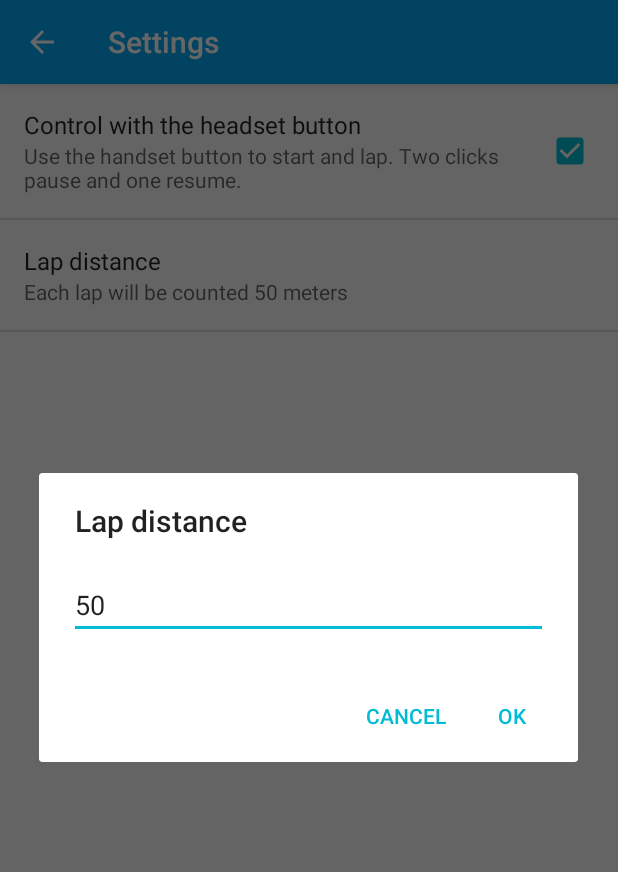
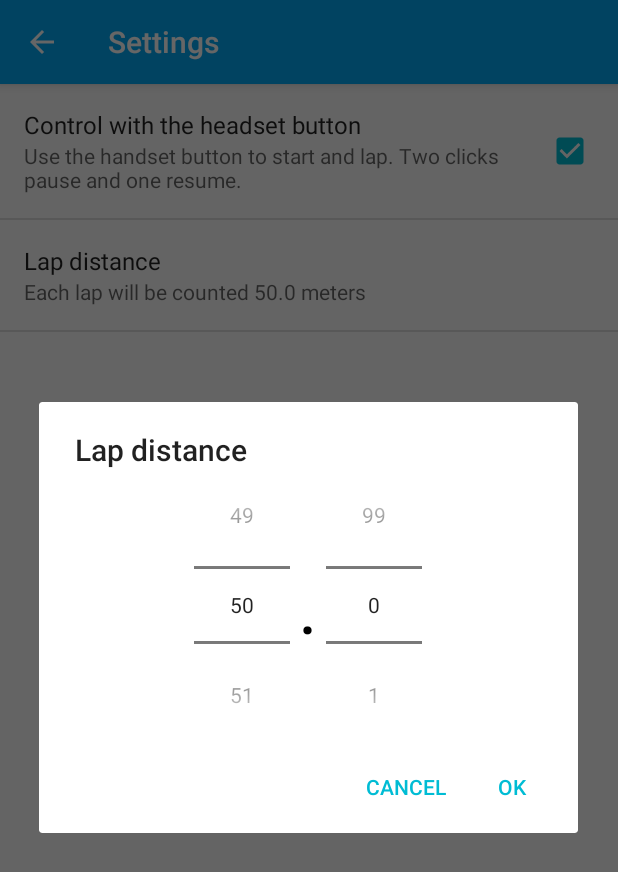
Before and after one commit to helpdeveloper/LapsCounter, an Android app: the SettingsActivity screen opened directly, with no data from a screen before it, after a tap on "Lap distance", on a phone screen of 412 x 824 dp. Shown: the top 872 px of the screen. Run offline under Robolectric (Android 15) with nearby library versions, the light colour scheme and no system bars; 1 other tap on this screen came first.

Commit message:
new Widget FloatPickerPreference

```diff
--- a/lapsCounter/src/main/java/br/com/helpdev/lapscounter/ActivitiesActivity.kt
+++ b/lapsCounter/src/main/java/br/com/helpdev/lapscounter/ActivitiesActivity.kt
@@ -4,7 +4,7 @@
 import android.support.v7.app.AppCompatActivity
 import kotlinx.android.synthetic.main.activity_activities.*
 
-class ActivitiesActivity:AppCompatActivity(){
+class ActivitiesActivity : AppCompatActivity() {
     override fun onCreate(savedInstanceState: Bundle?) {
         super.onCreate(savedInstanceState)
         setContentView(R.layout.activity_activities)
--- a/lapsCounter/src/main/java/br/com/helpdev/lapscounter/SettingsFragment.kt
+++ b/lapsCounter/src/main/java/br/com/helpdev/lapscounter/fragment/SettingsFragment.kt
@@ -1,8 +1,9 @@
-package br.com.helpdev.lapscounter
+package br.com.helpdev.lapscounter.fragment
 
 import android.os.Bundle
 import android.preference.Preference
 import android.preference.PreferenceFragment
+import br.com.helpdev.lapscounter.R
 
 class SettingsFragment : PreferenceFragment(), Preference.OnPreferenceChangeListener {
 
@@ -14,7 +15,9 @@
         if (null != pref) {
             pref.onPreferenceChangeListener = this
             onPreferenceChange(pref,
-                    preferenceManager.sharedPreferences.getString(pref.key, getString(R.string.pref_lap_distance_default_value))
+                    preferenceManager.sharedPreferences.getFloat(pref.key,
+                            resources.getInteger(R.integer.pref_lap_distance_default_value).toFloat()
+                    )
             )
         }
     }
--- /dev/null
+++ b/lapsCounter/src/main/java/br/com/helpdev/lapscounter/widget/FloatPickerPreference.kt
@@ -0,0 +1,75 @@
+package br.com.helpdev.lapscounter.widget
+
+import android.content.Context
+import android.content.res.TypedArray
+import android.preference.DialogPreference
+import android.util.AttributeSet
+import android.view.View
+import android.widget.NumberPicker
+import br.com.helpdev.lapscounter.R
+import java.util.regex.Pattern
+import android.content.DialogInterface
+
+
+class FloatPickerPreference(context: Context?, attrs: AttributeSet?) : DialogPreference(context, attrs) {
+
+    private var initialValue = 10f
+    private var pk1: NumberPicker? = null
+    private var pk2: NumberPicker? = null
+
+    init {
+        dialogLayoutResource = R.layout.widget_float_picker_preference
+        setPositiveButtonText(android.R.string.ok)
+        setNegativeButtonText(android.R.string.cancel)
+    }
+
+    override fun onBindDialogView(view: View) {
+        super.onBindDialogView(view)
+        pk1 = view.findViewById(R.id.num_picker_1)
+        pk2 = view.findViewById(R.id.num_picker_2)
+        if (null != pk1) {
+            pk1!!.minValue = 1
+            pk1!!.maxValue = 999
+            pk1!!.value = initialValue.toInt()
+        }
+        if (null != pk2) {
+            pk2!!.minValue = 0
+            pk2!!.maxValue = 99
+            pk2!!.value = floatPointToInt(initialValue)
+        }
+    }
+
+    private fun floatPointToInt(value: Float): Int {
+        return value.toString().split('.')[1].toInt()
+    }
+
+    override fun onGetDefaultValue(a: TypedArray?, index: Int): Float {
+        val def = context.resources.getInteger(R.integer.pref_lap_distance_default_value).toFloat()
+        return a?.getFloat(index, def) ?: def
+    }
+
+
+    override fun onClick(dialog: DialogInterface, which: Int) {
+        super.onClick(dialog, which)
+        if (which == DialogInterface.BUTTON_POSITIVE) {
+            initialValue = String.format("%d.%d", pk1?.value ?: 0, pk2?.value ?: 0).toFloat()
+            persistFloat(initialValue)
+            callChangeListener(initialValue)
+        }
+    }
+
+    override fun onSetInitialValue(restorePersistedValue: Boolean, defaultValue: Any?) {
+        super.onSetInitialValue(restorePersistedValue, defaultValue)
+
+        val def = (defaultValue as? Number)?.toFloat()
+                ?: if (defaultValue == null)
+                    context.resources.getInteger(R.integer.pref_lap_distance_default_value).toFloat()
+                else
+                    defaultValue.toString().toFloat()
+
+        if (restorePersistedValue) {
+            this.initialValue = getPersistedFloat(def)
+        } else
+            this.initialValue = defaultValue as Float
+    }
+}
--- a/lapsCounter/src/main/res/layout/activity_settings.xml
+++ b/lapsCounter/src/main/res/layout/activity_settings.xml
@@ -24,7 +24,7 @@
 
     <fragment
         android:id="@+id/fragment"
-        android:name="br.com.helpdev.lapscounter.SettingsFragment"
+        android:name="br.com.helpdev.lapscounter.fragment.SettingsFragment"
         android:layout_width="match_parent"
         android:layout_height="match_parent"
         app:layout_behavior="@string/appbar_scrolling_view_behavior" />
--- /dev/null
+++ b/lapsCounter/src/main/res/layout/widget_float_picker_preference.xml
@@ -0,0 +1,29 @@
+<?xml version="1.0" encoding="utf-8"?>
+<LinearLayout xmlns:android="http://schemas.android.com/apk/res/android"
+    xmlns:app="http://schemas.android.com/apk/res-auto"
+    android:layout_width="match_parent"
+    android:layout_height="match_parent"
+    android:gravity="center"
+    android:orientation="horizontal">
+
+    <NumberPicker
+        android:id="@+id/num_picker_1"
+        android:layout_width="wrap_content"
+        android:layout_height="wrap_content" />
+
+    <TextView
+        android:layout_width="wrap_content"
+        android:layout_height="match_parent"
+        android:layout_marginEnd="5dp"
+        android:layout_marginStart="5dp"
+        android:gravity="center"
+        android:text="."
+        android:textColor="@color/black"
+        android:textSize="50sp" />
+
+    <NumberPicker
+        android:id="@+id/num_picker_2"
+        android:layout_width="wrap_content"
+        android:layout_height="wrap_content" />
+
+</LinearLayout>
--- a/lapsCounter/src/main/res/values/preferences.xml
+++ b/lapsCounter/src/main/res/values/preferences.xml
@@ -4,7 +4,7 @@
     <bool name="pref_headset_buttons_default_value">true</bool>
 
     <string name="pref_lap_distance_name">pref_lap_distance_name</string>
-    <string name="pref_lap_distance_default_value">50</string>
+    <integer name="pref_lap_distance_default_value">50</integer>
 
     <string name="pref_headset_buttons_title">Control with the headset button</string>
     <string name="pref_headset_buttons_summary">Use the handset button to start and lap. Two clicks pause and one resume.</string>
--- a/lapsCounter/src/main/res/xml/settings_preference.xml
+++ b/lapsCounter/src/main/res/xml/settings_preference.xml
@@ -1,14 +1,14 @@
 <?xml version="1.0" encoding="utf-8"?>
 <PreferenceScreen xmlns:android="http://schemas.android.com/apk/res/android">
+
     <CheckBoxPreference
         android:defaultValue="@bool/pref_headset_buttons_default_value"
         android:key="@string/pref_headset_buttons_name"
         android:summary="@string/pref_headset_buttons_summary"
         android:title="@string/pref_headset_buttons_title" />
 
-    <EditTextPreference
-        android:defaultValue="@string/pref_lap_distance_default_value"
-        android:inputType="number"
+    <br.com.helpdev.lapscounter.widget.FloatPickerPreference
+        android:defaultValue="@integer/pref_lap_distance_default_value"
         android:key="@string/pref_lap_distance_name"
         android:title="@string/pref_lap_distance_title" />
 
```
